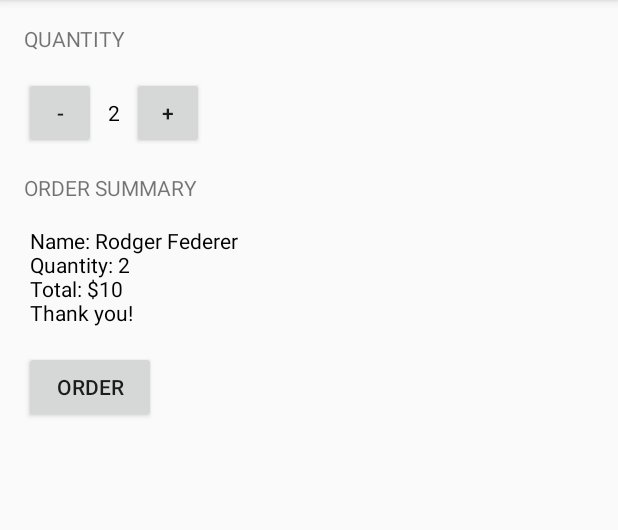
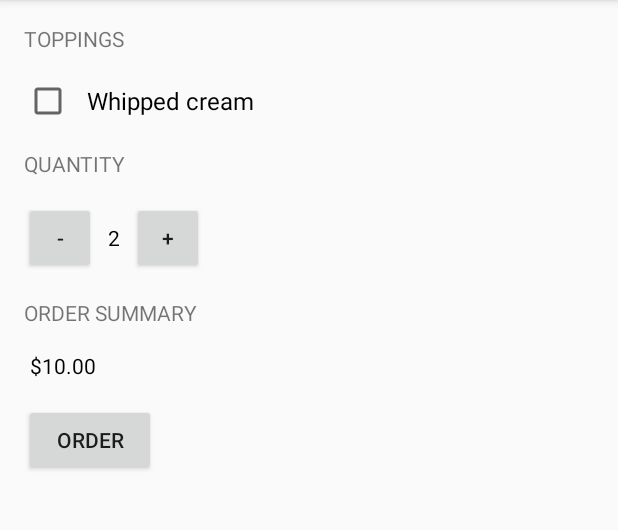
Before and after one commit to djmgeneseo/Just-Java, an Android app: the screen it shows after launch (MainActivity), after a tap on "ORDER", on a phone screen of 412 x 824 dp, the part 84-614 px from its top. Run offline under Robolectric (Android 15) with nearby library versions, the phone set to English and light mode, and no system bars; 1 statement that could not run was skipped.

Commit message:
Add Whipped Cream option

```diff
--- a/app/src/main/java/com/example/android/justjava/MainActivity.java
+++ b/app/src/main/java/com/example/android/justjava/MainActivity.java
@@ -12,6 +12,7 @@ import android.icu.text.NumberFormat;
 import android.os.Bundle;
 import android.support.v7.app.AppCompatActivity;
 import android.view.View;
+import android.widget.CheckBox;
 import android.widget.TextView;
 
 /**
@@ -48,7 +49,10 @@ public class MainActivity extends AppCompatActivity {
      * This method is called when the order button is clicked.
      */
     public void submitOrder(View view) {
-        displayMessage(createOrderSummary(calculatePrice(quantity, 5)));
+        CheckBox whippedCreamCheckBox = (CheckBox) findViewById(R.id.whipped_cream);
+        boolean hasWhippedCream = whippedCreamCheckBox.isChecked();
+
+        displayMessage(createOrderSummary(calculatePrice(quantity, 5)), hasWhippedCream);
     }
 
     /**
@@ -67,8 +71,11 @@ public class MainActivity extends AppCompatActivity {
      *
      * @param price = number of cups of coffee
      */
-    private String createOrderSummary(int price) {
+    private String createOrderSummary(int price, boolean hasWhippedCream) {
+
+
         String orderSummary = "Name: Rodger Federer";
+        orderSummary = orderSummary + "\nAdd whipped cream? " + hasWhippedCream;
         orderSummary = orderSummary + "\nQuantity: " + quantity;
         orderSummary = orderSummary + "\nTotal: $" + price;
         orderSummary = orderSummary + "\nThank you!";
--- a/app/src/main/res/layout/activity_main.xml
+++ b/app/src/main/res/layout/activity_main.xml
@@ -6,6 +6,24 @@
     android:layout_width="match_parent"
     android:layout_height="match_parent"
     tools:context="com.example.android.justjava.MainActivity">
+
+    <TextView
+        android:layout_width="wrap_content"
+        android:layout_height="wrap_content"
+        android:layout_marginLeft="16dp"
+        android:layout_marginBottom="16dp"
+        android:layout_marginTop="16dp"
+        android:text="Toppings"
+        android:textAllCaps="true" />
+
+    <CheckBox
+        android:id="@+id/whipped_cream"
+        android:layout_width="wrap_content"
+        android:layout_height="wrap_content"
+        android:text="Whipped cream"
+        android:textSize="16dp"
+        android:layout_marginLeft="16dp"
+        android:paddingLeft="10dp" />
 
     <TextView
         android:textAllCaps="true"
```
